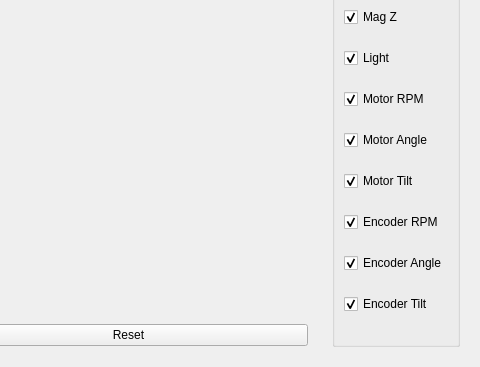
First picture: the form in frontend/AnalysisDialog.ui, repository YCP-Rev-Metrix/BallSpinner-Controller-v2, before the edit; both pictures show x 800 to 1280 and y 441 to 808 of the 1280 by 808 pixel window.
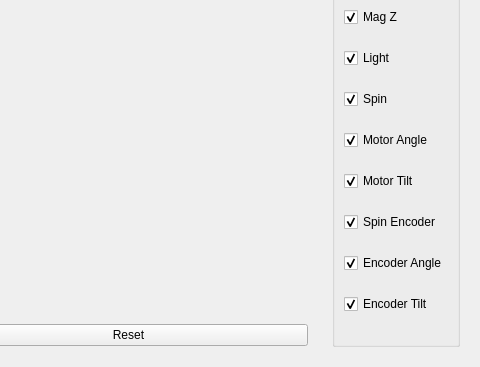
Second picture: the form after the edit. Custom widgets are drawn as their Qt base class.

The edit to the form file:
```diff
--- a/frontend/AnalysisDialog.ui
+++ b/frontend/AnalysisDialog.ui
@@ -206,7 +206,7 @@
          <item>
           <widget class="QCheckBox" name="chkMotorRPM">
            <property name="text">
-            <string>Motor RPM</string>
+            <string>Spin</string>
            </property>
            <property name="checked">
             <bool>true</bool>
@@ -236,7 +236,7 @@
          <item>
           <widget class="QCheckBox" name="chkEncoderRPM">
            <property name="text">
-            <string>Encoder RPM</string>
+            <string>Spin Encoder</string>
            </property>
            <property name="checked">
             <bool>true</bool>
```
